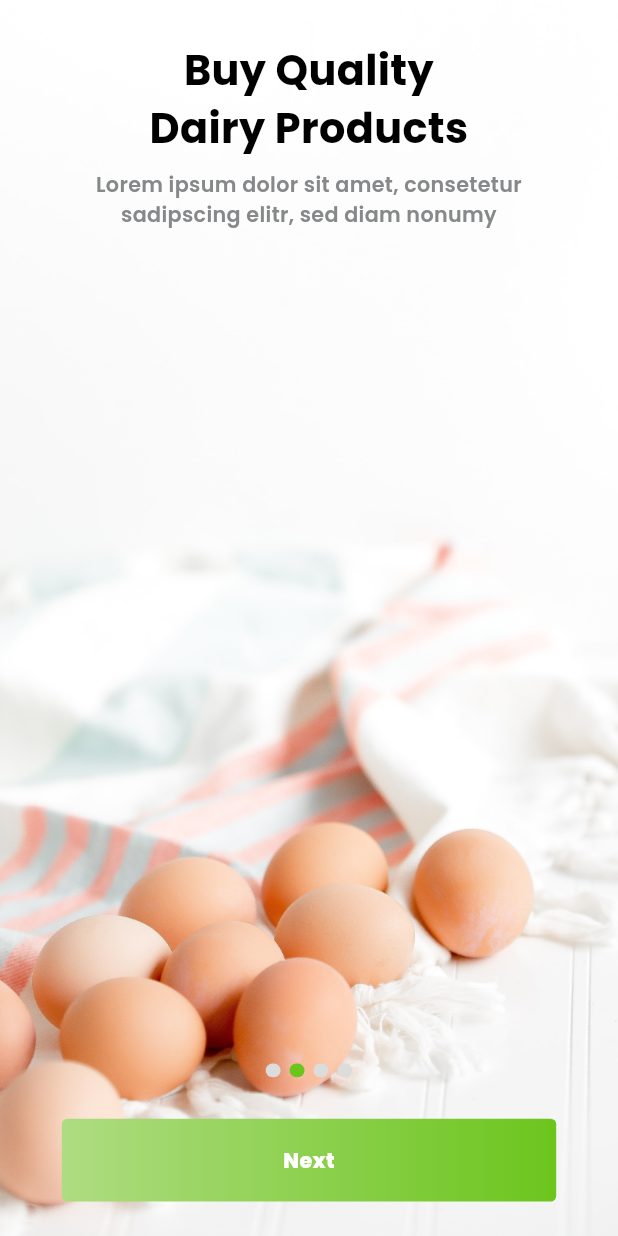
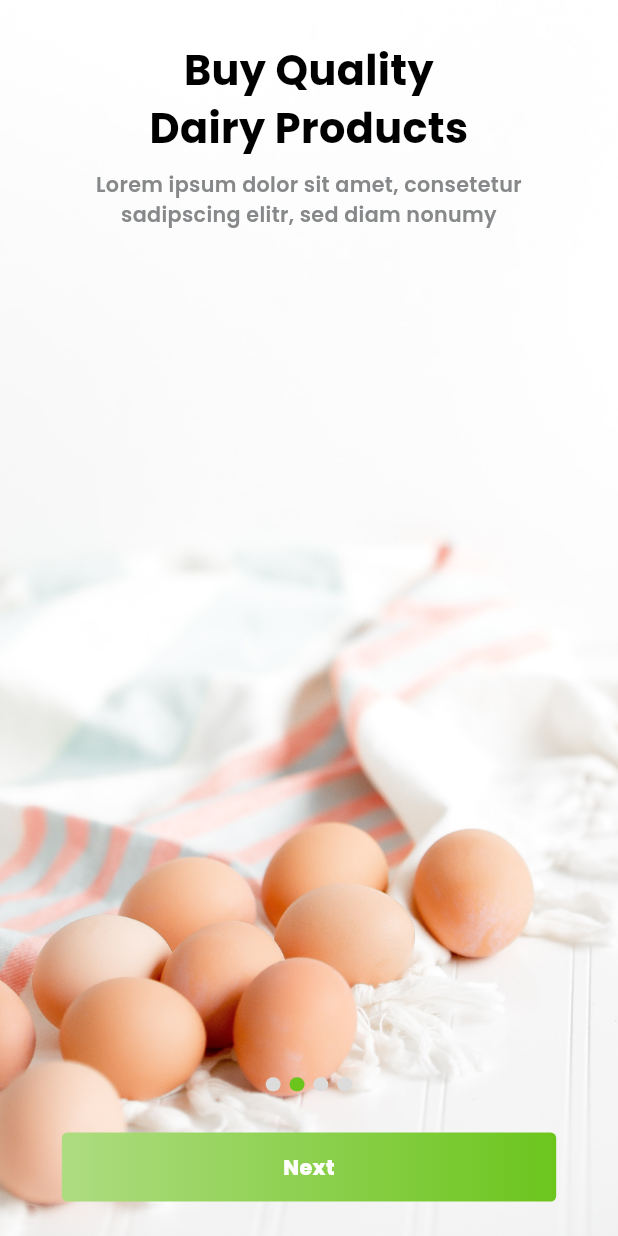
Before and after one commit to Korya25/Big-Cart, a Flutter app: the screen it shows after launch, swiped to page 2, on a phone screen of 412 x 824 dp. Run offline on Flutter 3.47's test engine with Material 3 defaults, Android fonts, the phone set to English and light mode, and no system bars; drawn by our look-alikes of smooth_page_indicator; our stand-ins replace device_preview, flutter_screenutil, go_router, google_fonts, hive, hive_flutter; accounts and stored records are empty.

Commit message:
finish onboreading

```diff
--- a/lib/features/onboarding/presentation/widgets/onboarding_linear_button.dart
+++ b/lib/features/onboarding/presentation/widgets/onboarding_linear_button.dart
@@ -19,7 +19,7 @@ class OnboardingLinearButton extends StatelessWidget {
     return GestureDetector(
       onTap: onPressed,
       child: Container(
-        height: 60.h,
+        height: 50.h,
         width: 0.8.sw,
         decoration: BoxDecoration(
           borderRadius: BorderRadius.circular(4.r),
```
